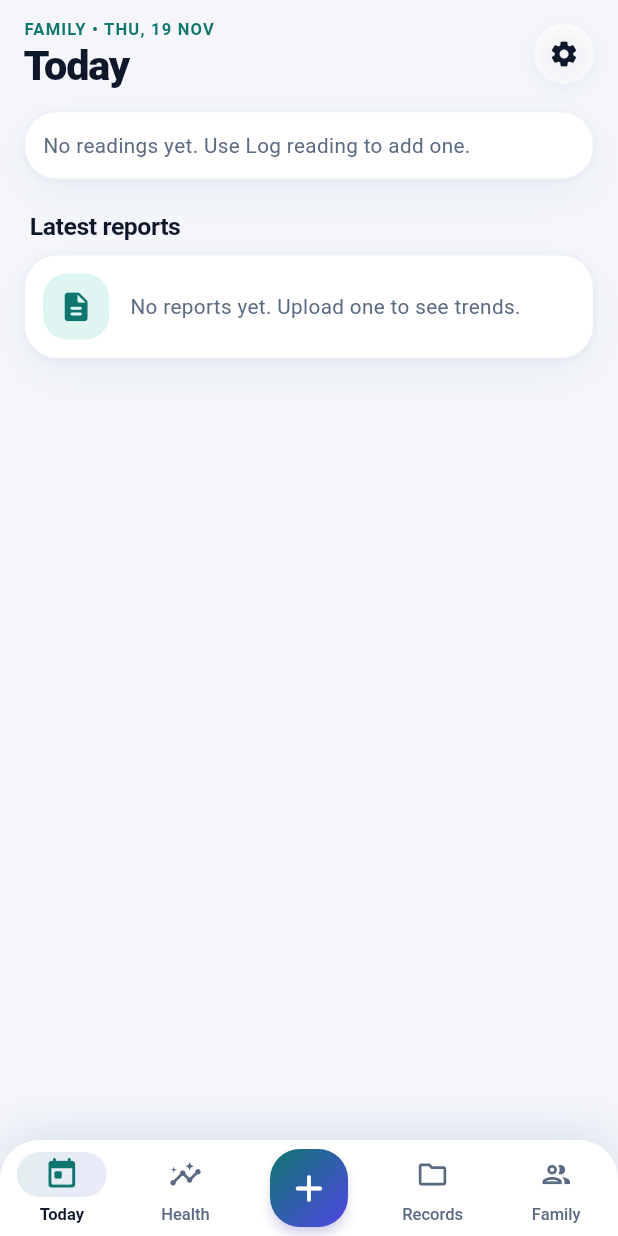
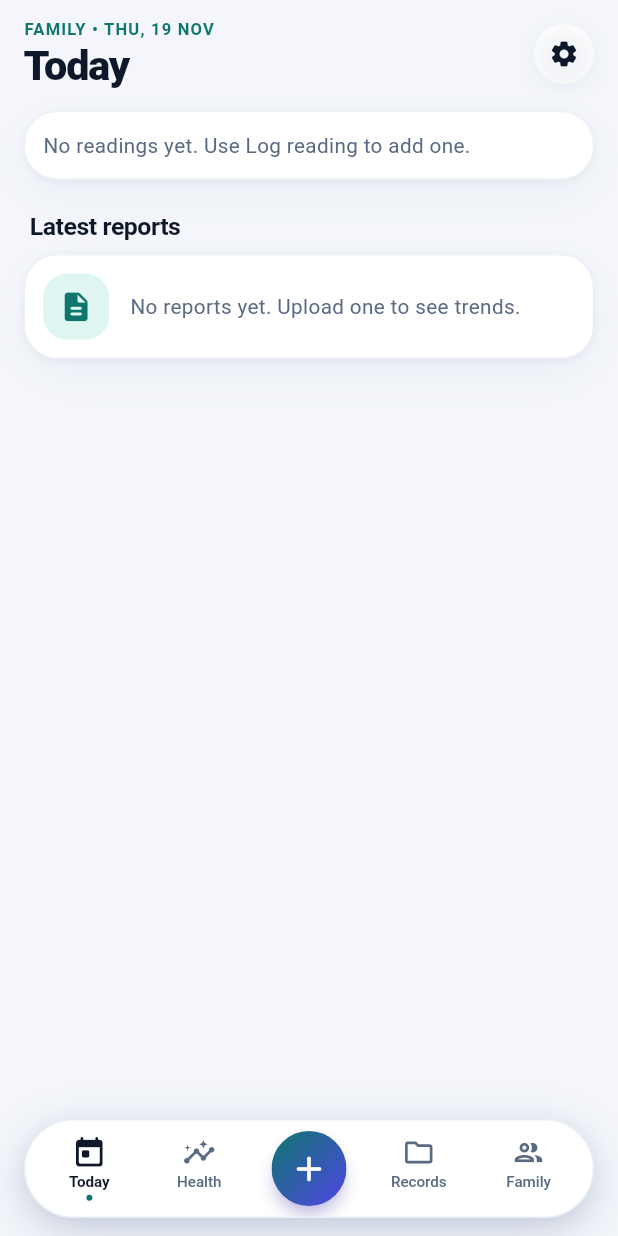
Before and after one commit to Indla26v/Family-health-app, a Flutter app: the HomeShell screen opened directly, on a phone screen of 412 x 824 dp. Run offline on Flutter 3.47's test engine with Material 3 defaults, Android fonts, the phone set to English and light mode, and no system bars; our stand-ins replace file_picker, flutter_local_notifications, flutter_secure_storage, flutter_timezone, flutter_tts, image_picker and 7 more; missing offline and left inert: google_mlkit_text_recognition, pdfrx; accounts and stored records are empty; network calls fail.

Commit message:
feat(ui): convert bottom navigation bar to floating dock

```diff
--- a/lib/ui/screens/family.dart
+++ b/lib/ui/screens/family.dart
@@ -46,7 +46,7 @@ class _FamilyScreenState extends State<FamilyScreen> {
     return Column(children: [
       ScreenHeader(title: tr('Family'), big: true, trailing: const SettingsButton()),
       Expanded(
-        child: ListView(padding: const EdgeInsets.fromLTRB(kSide, 8, kSide, 32), children: staggered([
+        child: ListView(padding: const EdgeInsets.fromLTRB(kSide, 8, kSide, 108), children: staggered([
           SurfaceCard(
             padding: const EdgeInsets.symmetric(horizontal: 16),
             child: Column(children: [
--- a/lib/ui/screens/health.dart
+++ b/lib/ui/screens/health.dart
@@ -72,7 +72,7 @@ class _HealthScreenState extends State<HealthScreen> {
     return Column(children: [
       ScreenHeader(title: tr('Health'), big: true, trailing: headerActions(MemberPicker(members: people, selectedId: m.id, onSelect: s.selectMember))),
       Expanded(
-        child: ListView(padding: const EdgeInsets.fromLTRB(kSide, 8, kSide, 32), children: staggered([
+        child: ListView(padding: const EdgeInsets.fromLTRB(kSide, 8, kSide, 108), children: staggered([
           Wrap(spacing: 16, children: [
             TextLink('Reading history', icon: Icons.history_rounded, onTap: () => pushPage(context, ReadingHistoryScreen(memberId: m.id))),
             TextLink('Log reading', icon: Icons.add_rounded, onTap: () => pushPage(context, LogReadingScreen(memberId: m.id))),
--- a/lib/ui/screens/records.dart
+++ b/lib/ui/screens/records.dart
@@ -153,7 +153,7 @@ class _RecordsScreenState extends State<RecordsScreen> {
       Expanded(
         child: all.isEmpty
             ? Center(child: SingleChildScrollView(child: EmptyState(icon: Icons.description_rounded, message: 'Upload your first lab report to see trends', detail: 'PDFs, photos and WhatsApp files work.', buttonLabel: 'Upload report', onButton: () => pushPage(context, const UploadScreen()))))
-            : ListView(padding: const EdgeInsets.fromLTRB(kSide, 8, kSide, 32), children: staggered([
+            : ListView(padding: const EdgeInsets.fromLTRB(kSide, 8, kSide, 108), children: staggered([
                 TextField(
                   controller: search,
                   onChanged: (_) => setState(() {}),
--- a/lib/ui/screens/shell.dart
+++ b/lib/ui/screens/shell.dart
@@ -82,14 +82,15 @@ class _HomeShellState extends State<HomeShell> {
           excludeSemantics: true,
           child: InkWell(
             onTap: () => setState(() => tab = i),
+            borderRadius: BorderRadius.circular(28),
             splashColor: Colors.transparent,
             highlightColor: Colors.transparent,
             child: Padding(
-              padding: const EdgeInsets.only(top: 8, bottom: 4),
+              padding: const EdgeInsets.symmetric(vertical: 4),
               // Large text: shrink to fit the bar instead of overflowing it.
               child: FittedBox(
                 fit: BoxFit.scaleDown,
-                alignment: Alignment.topCenter,
+                alignment: Alignment.center,
                 child: Column(
                   mainAxisSize: MainAxisSize.min,
                   children: [
@@ -97,26 +98,23 @@ class _HomeShellState extends State<HomeShell> {
                       clipBehavior: Clip.none,
                       alignment: Alignment.center,
                       children: [
-                        AnimatedContainer(
-                          duration: dur,
-                          curve: kEaseOut,
-                          width: sel ? 60 : 40,
-                          height: 30,
-                          decoration: BoxDecoration(gradient: sel ? c.softGradient : null, color: sel ? null : Colors.transparent, borderRadius: BorderRadius.circular(999)),
-                          child: AnimatedScale(
+                        AnimatedScale(
                           scale: sel ? 1.08 : 1,
                           duration: dur,
                           curve: Curves.easeOutBack,
-                            child: Icon(sel ? on : off, size: 22, color: sel ? c.accent : c.textSecondary),
+                          child: Icon(
+                            sel ? on : off,
+                            size: 22,
+                            color: sel ? c.text : c.textSecondary,
                           ),
                         ),
                         if (badge > 0)
                           Positioned(
-                            top: -6,
-                            right: sel ? -2 : 4,
+                            top: -5,
+                            right: -10,
                             child: Container(
-                              constraints: const BoxConstraints(minWidth: 20, minHeight: 20),
-                              padding: const EdgeInsets.symmetric(horizontal: 6),
+                              constraints: const BoxConstraints(minWidth: 18, minHeight: 18),
+                              padding: const EdgeInsets.symmetric(horizontal: 5),
                               alignment: Alignment.center,
                               decoration: BoxDecoration(
                                 color: c.danger,
@@ -125,17 +123,37 @@ class _HomeShellState extends State<HomeShell> {
                               ),
                               child: Text(
                                 '$badge',
-                                style: const TextStyle(color: Colors.white, fontSize: 11, fontWeight: FontWeight.w800),
+                                style: const TextStyle(color: Colors.white, fontSize: 10, fontWeight: FontWeight.w800),
                               ),
                             ),
                           ),
                       ],
                     ),
-                    const SizedBox(height: 4),
+                    const SizedBox(height: 3),
                     AnimatedDefaultTextStyle(
                       duration: dur,
-                      style: TextStyle(fontSize: 12, height: 15 / 12, fontWeight: sel ? FontWeight.w700 : FontWeight.w500, color: sel ? c.text : c.textSecondary),
+                      style: TextStyle(
+                        fontFamily: 'Roboto',
+                        fontSize: 11,
+                        height: 1.15,
+                        fontWeight: sel ? FontWeight.w700 : FontWeight.w500,
+                        color: sel ? c.text : c.textSecondary,
+                      ),
                       child: Text(tr(label)),
+                    ),
+                    const SizedBox(height: 2),
+                    SizedBox(
+                      height: 4,
+                      child: AnimatedContainer(
+                        duration: dur,
+                        curve: kEaseOut,
+                        width: sel ? 4 : 0,
+                        height: 4,
+                        decoration: BoxDecoration(
+                          color: c.accent,
+                          shape: BoxShape.circle,
+                        ),
+                      ),
                     ),
                   ],
                 ),
@@ -148,22 +166,44 @@ class _HomeShellState extends State<HomeShell> {
 
     return Scaffold(
       backgroundColor: c.bg,
+      extendBody: true,
       body: SafeArea(
         bottom: false,
         child: FadeIndexedStack(index: tab, children: pages),
       ),
-      bottomNavigationBar: Container(
+      bottomNavigationBar: SafeArea(
+        top: false,
+        minimum: const EdgeInsets.only(bottom: 12),
+        child: Padding(
+          padding: const EdgeInsets.symmetric(horizontal: 16),
+          child: Container(
+            height: 66,
             decoration: BoxDecoration(
               color: c.surface,
-          borderRadius: const BorderRadius.vertical(top: Radius.circular(26)),
-          boxShadow: [BoxShadow(color: c.shadow.withValues(alpha: .12), blurRadius: 24, offset: const Offset(0, -6))],
+              borderRadius: BorderRadius.circular(33),
+              border: Border.all(
+                color: c.border.withValues(alpha: .75),
+                width: 1.0,
               ),
-        child: SafeArea(
-          top: false,
-          child: SizedBox(
-            height: 64,
+              boxShadow: [
+                BoxShadow(
+                  color: c.shadow.withValues(alpha: .08),
+                  blurRadius: 10,
+                  offset: const Offset(0, 3),
+                ),
+                BoxShadow(
+                  color: c.shadow.withValues(alpha: .18),
+                  blurRadius: 28,
+                  offset: const Offset(0, 10),
+                ),
+              ],
+            ),
+            child: ClipRRect(
+              borderRadius: BorderRadius.circular(33),
+              child: Padding(
+                padding: const EdgeInsets.symmetric(horizontal: 6),
                 child: Row(
-              crossAxisAlignment: CrossAxisAlignment.start,
+                  crossAxisAlignment: CrossAxisAlignment.center,
                   children: [
                     navItem(0, Icons.today_outlined, Icons.today_rounded, 'Today'),
                     navItem(1, Icons.insights_outlined, Icons.insights_rounded, 'Health'),
@@ -173,25 +213,28 @@ class _HomeShellState extends State<HomeShell> {
                           button: true,
                           label: 'Add',
                           child: Pressable(
-                        scale: .9,
+                            scale: .92,
                             child: Material(
                               color: Colors.transparent,
-                          borderRadius: BorderRadius.circular(20),
-                          elevation: 3,
-                          shadowColor: c.accent2.withValues(alpha: .35),
+                              borderRadius: BorderRadius.circular(25),
+                              elevation: 4,
+                              shadowColor: c.accent2.withValues(alpha: .45),
                               child: Ink(
-                            decoration: BoxDecoration(gradient: c.gradient, borderRadius: BorderRadius.circular(20)),
+                                decoration: BoxDecoration(
+                                  gradient: c.gradient,
+                                  borderRadius: BorderRadius.circular(25),
+                                ),
                                 child: InkWell(
-                              borderRadius: BorderRadius.circular(20),
+                                  borderRadius: BorderRadius.circular(25),
                                   onTap: _openFab,
                                   child: SizedBox(
-                                width: 52,
-                                height: 52,
+                                    width: 50,
+                                    height: 50,
                                     child: AnimatedRotation(
                                       turns: _sheetOpen ? .125 : 0,
                                       duration: dur,
                                       curve: kEaseOut,
-                                  child: const Icon(Icons.add_rounded, size: 30, color: Colors.white),
+                                      child: const Icon(Icons.add_rounded, size: 28, color: Colors.white),
                                     ),
                                   ),
                                 ),
@@ -208,6 +251,8 @@ class _HomeShellState extends State<HomeShell> {
               ),
             ),
           ),
+        ),
+      ),
     );
   }
 }
--- a/lib/ui/screens/today.dart
+++ b/lib/ui/screens/today.dart
@@ -82,7 +82,7 @@ class _TodayScreenState extends State<TodayScreen> {
       ),
       Expanded(
         child: ListView(
-          padding: const EdgeInsets.fromLTRB(kSide, 4, kSide, 32),
+          padding: const EdgeInsets.fromLTRB(kSide, 4, kSide, 108),
           children: staggered([
             if (updates != null && (updates.available != null || updates.stage == UpdateStage.downloading)) ...[
               UpdateBanner(u: updates),
```
Lines whose indentation alone changed are shown as unchanged.
